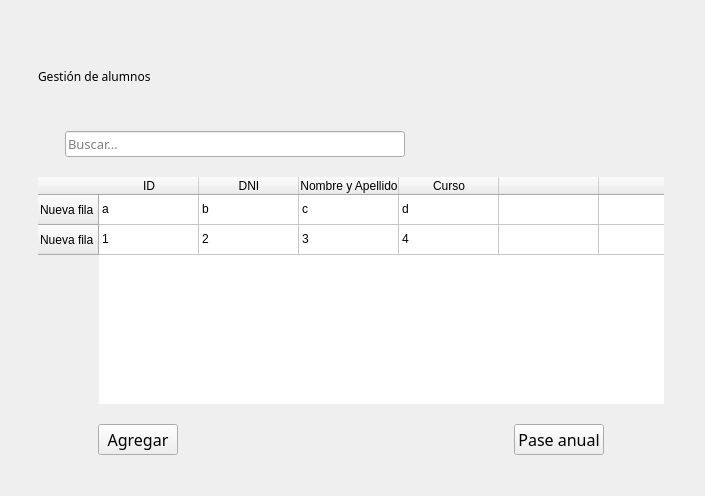
Qt form blustock/uis/alumnos.ui (MaxAPBusiness/Blustock) before a commit.
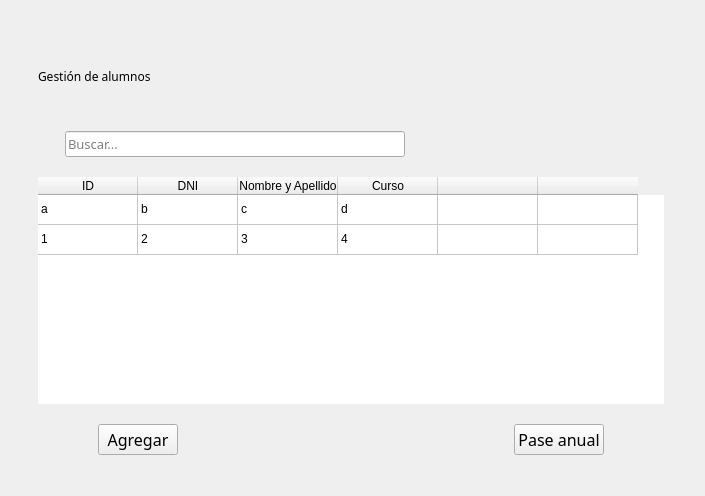
The same form after that commit. Icons and pictures are not drawn.

The edit to the form file:
```diff
--- a/blustock/uis/alumnos.ui
+++ b/blustock/uis/alumnos.ui
@@ -166,7 +166,10 @@
         <bool>false</bool>
        </attribute>
        <attribute name="horizontalHeaderStretchLastSection">
-        <bool>true</bool>
+        <bool>false</bool>
+       </attribute>
+       <attribute name="verticalHeaderVisible">
+        <bool>false</bool>
        </attribute>
        <row>
         <property name="text">
```
Left out of the diff: 4 changed lines with no effect on the pictures.
